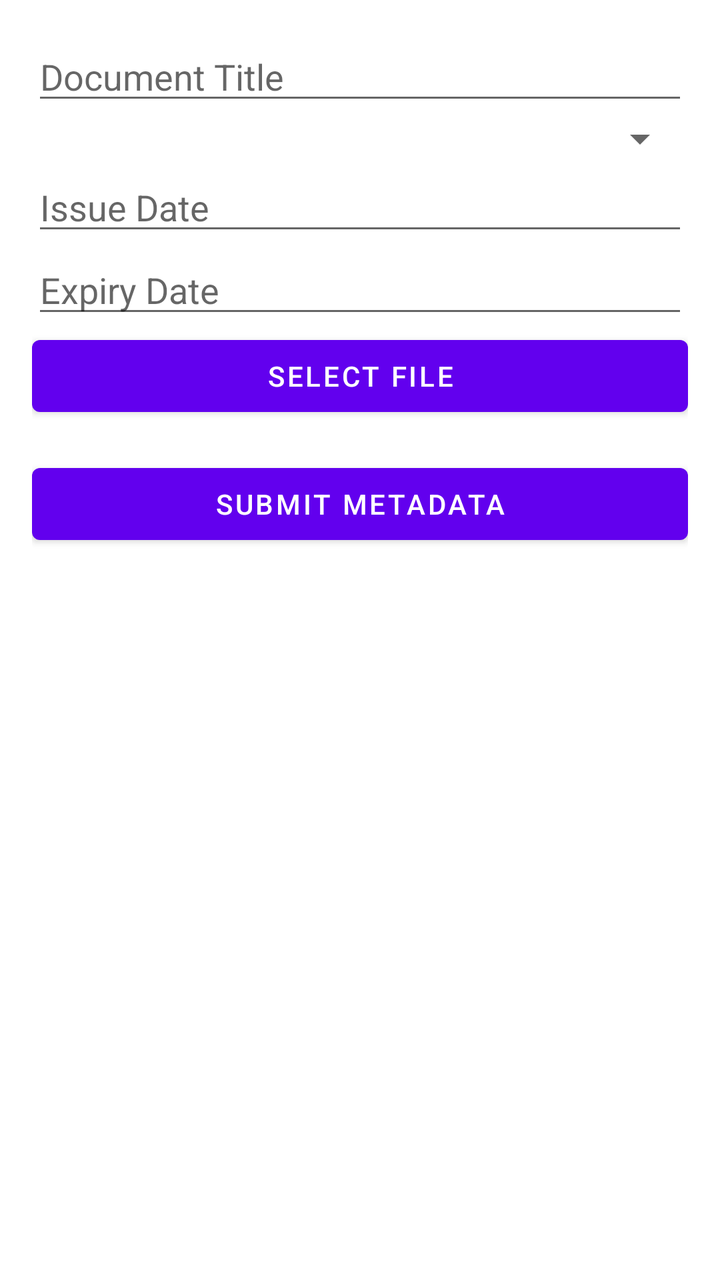
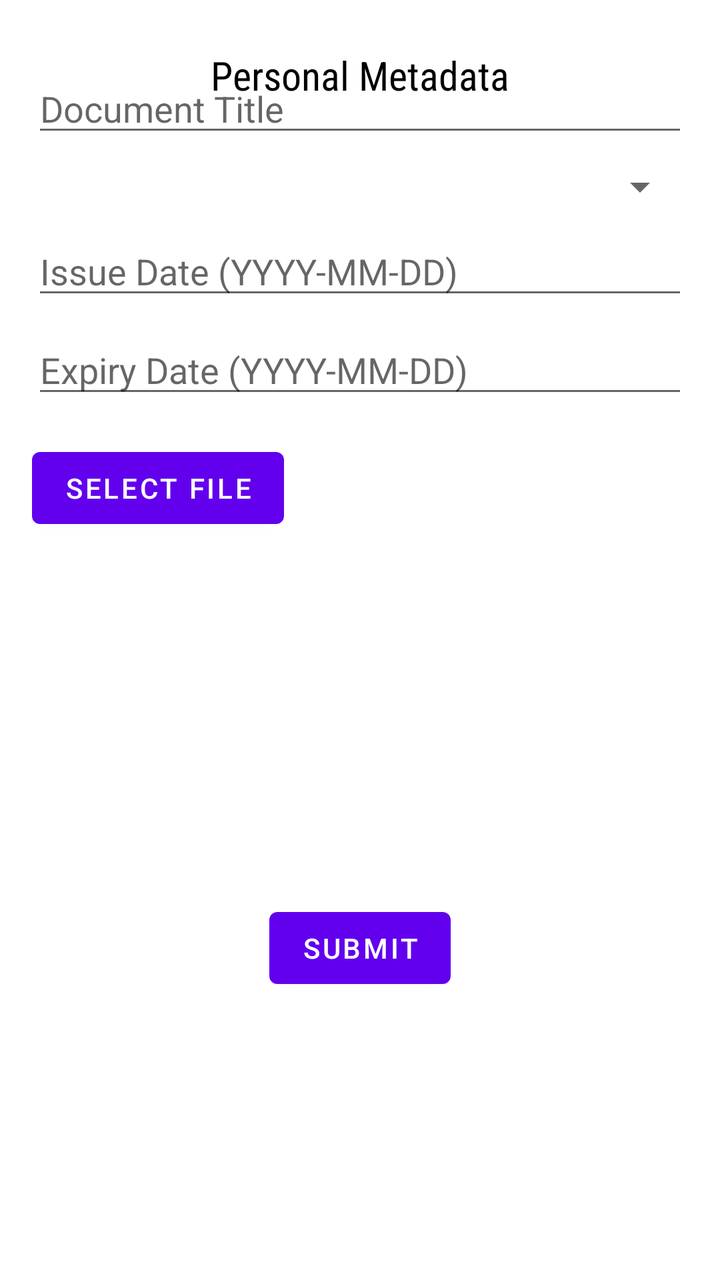

Before-and-after screenshots of an Android layout around one commit, followed by the original layout XML and the change that was made.
<!-- AndroidManifest.xml: application theme Theme.Docuvault -->
<!-- res/layout/activity_personal_metadata.xml -->
<?xml version="1.0" encoding="utf-8"?>
<RelativeLayout xmlns:android="http://schemas.android.com/apk/res/android"
    android:layout_width="match_parent"
    android:layout_height="match_parent"
    android:padding="16dp">

    <EditText
        android:id="@+id/documentTitleEditText"
        android:layout_width="match_parent"
        android:layout_height="wrap_content"
        android:hint="Document Title"
        android:inputType="text"/>

    <Spinner
        android:id="@+id/documentTypeSpinner"
        android:layout_width="match_parent"
        android:layout_height="wrap_content"
        android:layout_below="@id/documentTitleEditText"
        android:prompt="@string/select_document_type"/>

    <EditText
        android:id="@+id/issueDateEditText"
        android:layout_width="match_parent"
        android:layout_height="wrap_content"
        android:layout_below="@id/documentTypeSpinner"
        android:hint="Issue Date"
        android:inputType="date"/>

    <EditText
        android:id="@+id/expiryDateEditText"
        android:layout_width="match_parent"
        android:layout_height="wrap_content"
        android:layout_below="@id/issueDateEditText"
        android:hint="Expiry Date"
        android:inputType="date"/>

    <Button
        android:id="@+id/selectFileButton"
        android:layout_width="match_parent"
        android:layout_height="wrap_content"
        android:layout_below="@id/expiryDateEditText"
        android:text="Select File"/>

    <ImageView
        android:id="@+id/selectedFileImageView"
        android:layout_width="match_parent"
        android:layout_height="wrap_content"
        android:layout_below="@id/selectFileButton"
        android:layout_marginTop="16dp"
        android:visibility="gone"/>

    <Button
        android:id="@+id/submitMetadataButton"
        android:layout_width="match_parent"
        android:layout_height="wrap_content"
        android:layout_below="@id/selectedFileImageView"
        android:layout_marginTop="16dp"
        android:text="Submit Metadata"/>
    <ProgressBar
        android:id="@+id/progressBar"
        android:layout_width="wrap_content"
        android:layout_height="wrap_content"
        android:layout_centerInParent="true"
        android:visibility="gone" />


</RelativeLayout>
<!-- resources referenced by this layout -->
<resources>
  <string name="select_document_type">Select\\\n</string>
  <style name="Theme.Docuvault" parent="Theme.MaterialComponents.DayNight.DarkActionBar">
          
          <item name="colorPrimary">@color/purple_500</item>
          <item name="colorPrimaryVariant">@color/purple_700</item>
          <item name="colorOnPrimary">@color/white</item>
          
          <item name="colorSecondary">@color/teal_200</item>
          <item name="colorSecondaryVariant">@color/teal_700</item>
          <item name="colorOnSecondary">@color/black</item>
          
          <item name="android:statusBarColor">?attr/colorPrimaryVariant</item>
          
      </style>
  <color name="purple_500">#FF6200EE</color>
  <color name="purple_700">#FF3700B3</color>
  <color name="white">#FFFFFFFF</color>
  <color name="teal_200">#FF03DAC5</color>
  <color name="teal_700">#FF018786</color>
  <color name="black">#FF000000</color>
</resources>

<!-- the commit's change to res/layout/activity_personal_metadata.xml (unified diff, before → after) -->
@@ -4,64 +4,84 @@
     android:layout_height="match_parent"
     android:padding="16dp">
 
+    <TextView
+        android:layout_width="wrap_content"
+        android:layout_height="wrap_content"
+        android:text="Personal Metadata"
+        android:textSize="20sp"
+        android:textColor="@color/black"
+        android:layout_centerHorizontal="true"
+        android:layout_marginTop="8dp"
+        android:fontFamily="sans-serif-condensed"/>
+
     <EditText
         android:id="@+id/documentTitleEditText"
         android:layout_width="match_parent"
         android:layout_height="wrap_content"
         android:hint="Document Title"
-        android:inputType="text"/>
+        android:inputType="text"
+        android:layout_below="@id/titleText"
+        android:layout_marginTop="16dp"/>
 
     <Spinner
         android:id="@+id/documentTypeSpinner"
         android:layout_width="match_parent"
         android:layout_height="wrap_content"
         android:layout_below="@id/documentTitleEditText"
+        android:layout_marginTop="8dp"
         android:prompt="@string/select_document_type"/>
 
     <EditText
         android:id="@+id/issueDateEditText"
         android:layout_width="match_parent"
         android:layout_height="wrap_content"
+        android:hint="Issue Date (YYYY-MM-DD)"
         android:layout_below="@id/documentTypeSpinner"
-        android:hint="Issue Date"
+        android:layout_marginTop="8dp"
         android:inputType="date"/>
 
     <EditText
         android:id="@+id/expiryDateEditText"
         android:layout_width="match_parent"
         android:layout_height="wrap_content"
+        android:hint="Expiry Date (YYYY-MM-DD)"
         android:layout_below="@id/issueDateEditText"
-        android:hint="Expiry Date"
+        android:layout_marginTop="8dp"
         android:inputType="date"/>
 
     <Button
         android:id="@+id/selectFileButton"
-        android:layout_width="match_parent"
+        android:layout_width="wrap_content"
         android:layout_height="wrap_content"
+        android:text="Select File"
         android:layout_below="@id/expiryDateEditText"
-        android:text="Select File"/>
+        android:layout_marginTop="16dp"/>
 
     <ImageView
         android:id="@+id/selectedFileImageView"
-        android:layout_width="match_parent"
-        android:layout_height="wrap_content"
+        android:layout_width="150dp"
+        android:layout_height="150dp"
+        android:maxWidth="200dp"
+        android:maxHeight="200dp"
         android:layout_below="@id/selectFileButton"
         android:layout_marginTop="16dp"
-        android:visibility="gone"/>
+        android:layout_centerHorizontal="true"/>
 
     <Button
         android:id="@+id/submitMetadataButton"
-        android:layout_width="match_parent"
+        android:layout_width="wrap_content"
         android:layout_height="wrap_content"
+        android:text="Submit"
         android:layout_below="@id/selectedFileImageView"
+        android:layout_centerHorizontal="true"
         android:layout_marginTop="16dp"
-        android:text="Submit Metadata"/>
+        style="@style/ButtonStyle"/>
+
     <ProgressBar
         android:id="@+id/progressBar"
         android:layout_width="wrap_content"
         android:layout_height="wrap_content"
         android:layout_centerInParent="true"
-        android:visibility="gone" />
-
+        android:visibility="gone"/>
 
 </RelativeLayout>
